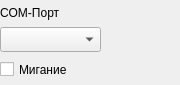
Above: m_cfg/tablo_widget.ui from xXRadioHeadXx/start7 before the change. Below: the same form after it.
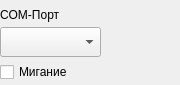
That is the form after the change.

The edit to the form file:
```diff
--- a/m_cfg/tablo_widget.ui
+++ b/m_cfg/tablo_widget.ui
@@ -19,7 +19,7 @@
      <x>0</x>
      <y>0</y>
      <width>151</width>
-     <height>25</height>
+     <height>30</height>
     </rect>
    </property>
    <property name="text">
@@ -32,7 +32,7 @@
      <x>0</x>
      <y>57</y>
      <width>91</width>
-     <height>25</height>
+     <height>30</height>
     </rect>
    </property>
    <property name="text">
@@ -45,19 +45,19 @@
      <x>0</x>
      <y>27</y>
      <width>101</width>
-     <height>25</height>
+     <height>30</height>
     </rect>
    </property>
    <property name="minimumSize">
     <size>
      <width>66</width>
-     <height>25</height>
+     <height>30</height>
     </size>
    </property>
    <property name="maximumSize">
     <size>
      <width>999</width>
-     <height>25</height>
+     <height>30</height>
     </size>
    </property>
   </widget>
```
